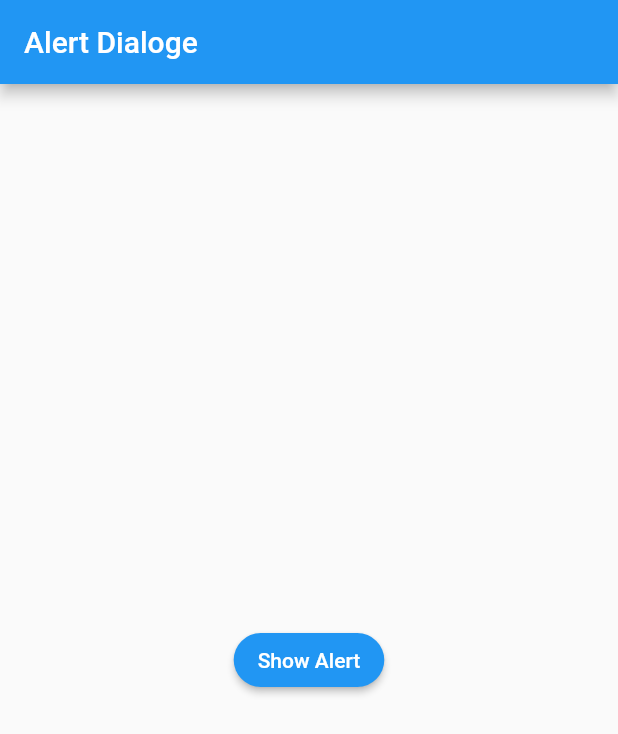
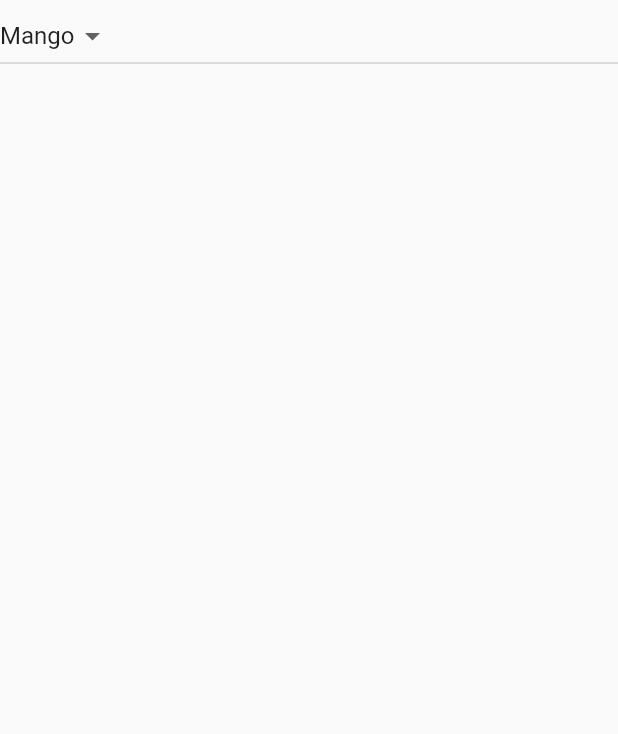
Before and after one commit to mdnayeemm416/widget_practice, a Flutter app: the screen it shows after launch, on a phone screen of 412 x 824 dp. Shown: the top 734 px of the screen. Run offline on Flutter 3.47's test engine with Material 2 defaults, Android fonts, the phone set to English and light mode, and no system bars; our stand-ins replace animated_text_kit; key blocks and very long unbroken strings in the code were emptied for the run.

Commit message:
Drop Down List

```diff
--- a/lib/main.dart
+++ b/lib/main.dart
@@ -1,5 +1,9 @@
 import 'package:flutter/material.dart';
+import 'package:widget_practice/pages/AnimatedText.dart';
 import 'package:widget_practice/pages/alert.dart';
+import 'package:widget_practice/pages/bottomNavBar.dart';
+import 'package:widget_practice/pages/bottom_sheet.dart';
+import 'package:widget_practice/pages/dropDownList.dart';
 
 import 'pages/dismissable.dart';
 import 'pages/drawer.dart';
@@ -16,8 +20,10 @@ class MyApp extends StatelessWidget {
   Widget build(BuildContext context) {
     return MaterialApp(
       debugShowCheckedModeBanner: false,
+      theme: ThemeData(
+          brightness: Brightness.light, primaryColor: Colors.purple.shade200),
       title: "Practice Widget",
-      home: Altert_widget(),
+      home: Dropdownlist(),
     );
   }
 }
--- /dev/null
+++ b/lib/pages/dropDownList.dart
@@ -0,0 +1,35 @@
+import 'package:flutter/material.dart';
+
+class Dropdownlist extends StatefulWidget {
+  const Dropdownlist({super.key});
+
+  @override
+  State<Dropdownlist> createState() => _DropdownlistState();
+}
+
+class _DropdownlistState extends State<Dropdownlist> {
+  String selectvalue = "Mango";
+  @override
+  Widget build(BuildContext context) {
+    return Scaffold(
+      body: Column(children: [
+        Container(
+          height: 50,
+          width: MediaQuery.of(context).size.width,
+          child: DropdownButton<String>(
+              value: selectvalue,
+              items: ["orange", "Apple", "Malta", "Mango"]
+                  .map<DropdownMenuItem<String>>((String value) {
+                return DropdownMenuItem<String>(
+                    value: value, child: Text(value));
+              }).toList(),
+              onChanged: (String? newvalue) {
+                setState(() {
+                  selectvalue = newvalue!;
+                });
+              }),
+        )
+      ]),
+    );
+  }
+}
--- a/pubspec.yaml
+++ b/pubspec.yaml
@@ -35,6 +35,7 @@ dependencies:
   # The following adds the Cupertino Icons font to your application.
   # Use with the CupertinoIcons class for iOS style icons.
   cupertino_icons: ^1.0.2
+  animated_text_kit:
 
 dev_dependencies:
   flutter_test:
```
Also changed, not shown: lib/pages/AnimatedText.dart (added, +35 -0 lines), lib/pages/bottomNavBar.dart (added, +63 -0 lines), lib/pages/bottom_sheet.dart (added, +53 -0 lines), pubspec.lock.
